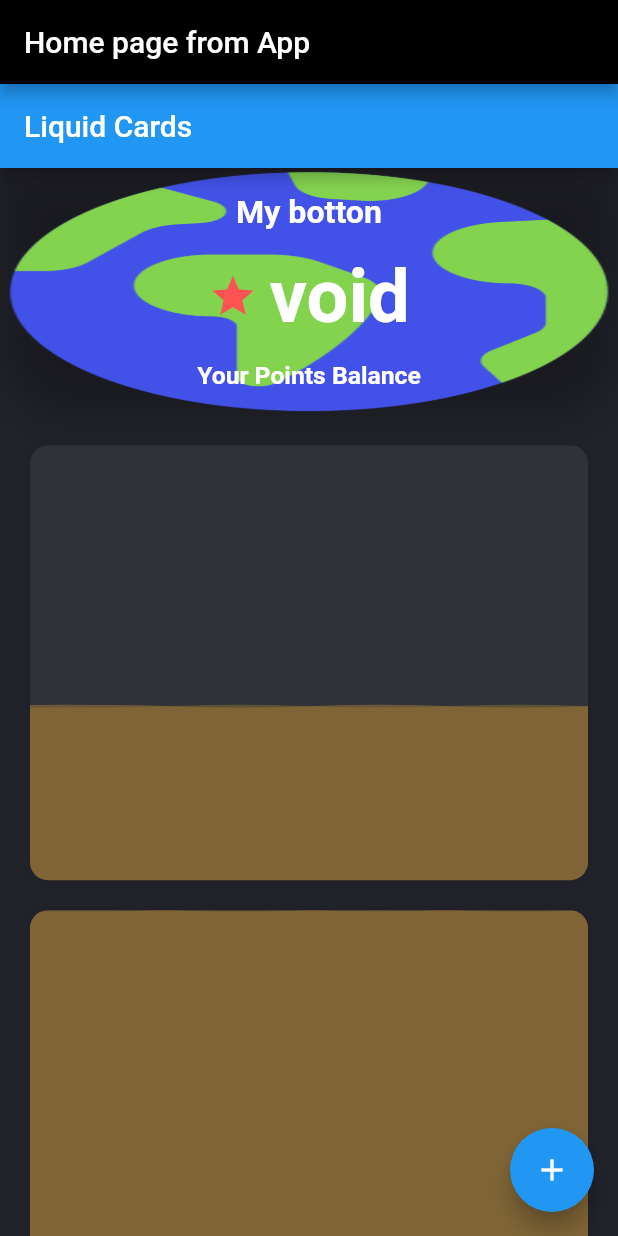
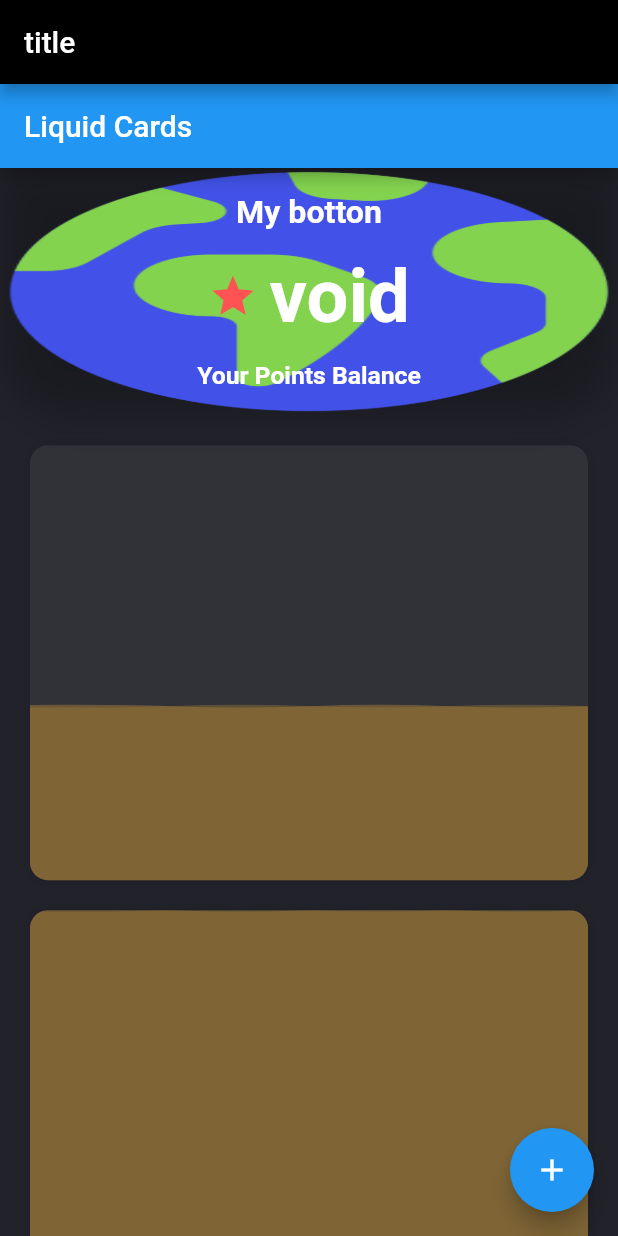
Before and after one commit to mmaurogg/flutter_sandbox, a Flutter app: the screen it shows after launch, on a phone screen of 412 x 824 dp. Run offline on Flutter 3.47's test engine with Material 2 defaults, Android fonts, the phone set to English and light mode, and no system bars; our stand-ins replace flutter_svg; missing offline and left inert: dart:ffi.

Commit message:
change title

```diff
--- a/lib/app.dart
+++ b/lib/app.dart
@@ -17,7 +17,7 @@ class App extends StatelessWidget {
       ),
       home: _flavorBanner(
         child: HomePage(
-          title: 'Home page from App',
+          title: F.title,
         ),
         show: kDebugMode,
       ),
```
